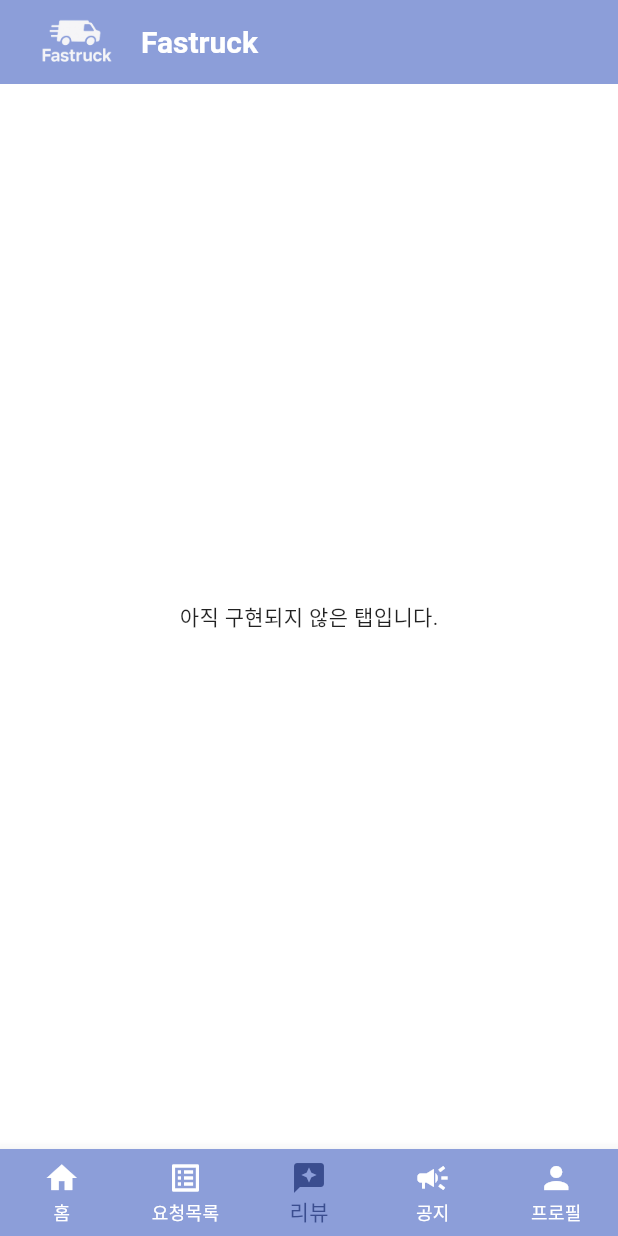
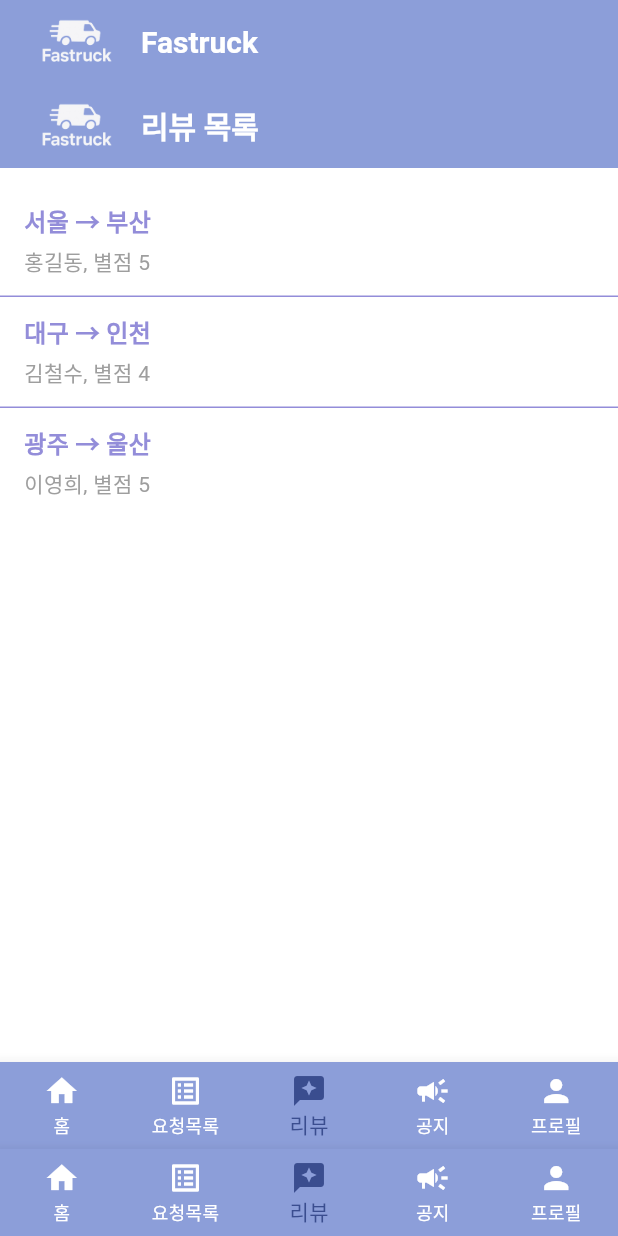
Before and after one commit to shiroHSG/Fastruck, a Flutter app: the ShipperHomePage screen opened by its route, item 3 of the bottom bar chosen, on a phone screen of 412 x 824 dp. Run offline on Flutter 3.47's test engine with Material 3 defaults, Android fonts, the light colour scheme and no system bars; our stand-ins replace shared_preferences, table_calendar; accounts and stored records are empty; Roboto replaces fonts that are missing (GowunGothic).

Commit message:
update shipper review page

```diff
--- a/src/main/flutter_app/lib/login/login_form.dart
+++ b/src/main/flutter_app/lib/login/login_form.dart
@@ -62,7 +62,7 @@ class _LoginFormState extends State<LoginForm> {
 
           if (!mounted) return;
           if (role == 'SHIPPER') {
-            Navigator.pushReplacementNamed(context, '/shipper-home');
+            Navigator.pushReplacementNamed(context, '/shipper_home');
           } else if (role == 'CARRIER') {
             Navigator.pushReplacementNamed(context, '/carrier-home');
           } else {
--- a/src/main/flutter_app/lib/main.dart
+++ b/src/main/flutter_app/lib/main.dart
@@ -1,4 +1,5 @@
 import 'package:flutter/material.dart';
+import 'package:flutter_app/shppier/shipper_review/shipper_review.dart';
 
 import 'app_theme.dart';
 import 'package:flutter_app/shppier/shipper_home/shipper_home.dart';
@@ -21,7 +22,8 @@ class MyApp extends StatelessWidget {
       home: const StartPage(),
       routes: {
         '/login': (context) => const LoginPage(),
-        '/shipper-home': (context) => const ShipperHomePage(),
+        '/shipper_home': (context) => const ShipperHomePage(),
+        '/shipper_review': (context) => const ShipperReviewPage(),
         '/carrier-home': (context) => const CarrierHomePage(),
       },
       debugShowCheckedModeBanner: false,
--- a/src/main/flutter_app/lib/shppier/shipper_home/shipper_home.dart
+++ b/src/main/flutter_app/lib/shppier/shipper_home/shipper_home.dart
@@ -1,8 +1,9 @@
 import 'package:flutter/material.dart';
-import 'package:flutter_app/shppier/shipper_home/shipper_request/shipper_request.dart';
 import '../../app_theme.dart';
 import '../../widgets/custom_app_bar.dart';
 import '../../widgets/custom_bottom_bar.dart';
+import '../shipper_request/shipper_request.dart';
+import '../shipper_review/shipper_review.dart';
 import 'shipper_home_ui.dart';
 
 
@@ -40,6 +41,8 @@ class _ShipperHomePageState extends State<ShipperHomePage> {
       );
     } else if (currentIndex == 1) {
       body = const ShipperRequestPage(); // 여기서 push 없이 body만 교체
+    } else if (currentIndex == 2) {
+      body = const ShipperReviewPage();
     } else {
       body = const Center(child: Text('아직 구현되지 않은 탭입니다.'));
     }
--- a/src/main/flutter_app/lib/shppier/shipper_home/shipper_request/request_detail.dart
+++ b/src/main/flutter_app/lib/shppier/shipper_request/request_detail.dart
@@ -1,5 +1,5 @@
 import 'package:flutter/material.dart';
-import 'package:flutter_app/shppier/shipper_home/shipper_request/request_detail_ui.dart';
+import 'package:flutter_app/shppier/shipper_request/request_detail_ui.dart';
 import '../../../widgets/custom_dialog.dart';
 
 
--- a/src/main/flutter_app/lib/shppier/shipper_home/shipper_request/shipper_request.dart
+++ b/src/main/flutter_app/lib/shppier/shipper_request/shipper_request.dart
@@ -1,6 +1,5 @@
 import 'package:flutter/material.dart';
 import '../../../app_theme.dart';
-import '../../../widgets/custom_app_bar.dart';
 import 'shipper_request_ui.dart';
 
 class ShipperRequestPage extends StatefulWidget {
--- a/src/main/flutter_app/lib/shppier/shipper_home/shipper_request/shipper_request_ui.dart
+++ b/src/main/flutter_app/lib/shppier/shipper_request/shipper_request_ui.dart
@@ -1,5 +1,5 @@
 import 'package:flutter/material.dart';
-import 'package:flutter_app/shppier/shipper_home/shipper_request/request_detail.dart';
+import 'package:flutter_app/shppier/shipper_request/request_detail.dart';
 
 import '../../../app_theme.dart';
 
--- /dev/null
+++ b/src/main/flutter_app/lib/shppier/shipper_review/shipper_review.dart
@@ -0,0 +1,105 @@
+import 'package:flutter/material.dart';
+import '../../../app_theme.dart';
+import '../../../widgets/custom_app_bar.dart';
+import '../../../widgets/custom_bottom_bar.dart';
+
+class ShipperReviewPage extends StatefulWidget {
+  const ShipperReviewPage({super.key});
+
+  @override
+  State<ShipperReviewPage> createState() => _ShipperReviewPageState();
+}
+
+class _ShipperReviewPageState extends State<ShipperReviewPage> {
+  int _selectedIndex = 2; // 리뷰 탭 인덱스
+
+  final List<Map<String, String>> reviewList = [
+    {
+      'route': '서울 → 부산',
+      'driver': '홍길동, 별점 5',
+    },
+    {
+      'route': '대구 → 인천',
+      'driver': '김철수, 별점 4',
+    },
+    {
+      'route': '광주 → 울산',
+      'driver': '이영희, 별점 5',
+    },
+  ];
+
+  void _onItemTapped(int index) {
+    if (index == _selectedIndex) return; // 현재 탭이면 아무 동작 X
+
+    setState(() {
+      _selectedIndex = index;
+    });
+
+    // 탭에 따라 라우팅 처리
+    switch (index) {
+      case 0:
+        Navigator.pushReplacementNamed(context, '/shipper_home');
+        break;
+      case 1:
+        Navigator.pushReplacementNamed(context, '/shipper_request');
+        break;
+      case 2:
+      // 현재 페이지 (리뷰) - 이동 X
+        break;
+      case 3:
+        Navigator.pushReplacementNamed(context, '/shipper_notice');
+        break;
+      case 4:
+        Navigator.pushReplacementNamed(context, '/shipper_profile');
+        break;
+    }
+  }
+
+  @override
+  Widget build(BuildContext context) {
+    return Scaffold(
+      backgroundColor: AppColors.white,
+      appBar: const CustomAppBar(title: '리뷰 목록'),
+      body: ListView.separated(
+        itemCount: reviewList.length,
+        padding: const EdgeInsets.symmetric(vertical: 12),
+        separatorBuilder: (_, __) => const Divider(
+          color: AppColors.point,
+          thickness: 1,
+          height: 1,
+        ),
+        itemBuilder: (context, index) {
+          final item = reviewList[index];
+          return Padding(
+            padding: const EdgeInsets.symmetric(horizontal: 16, vertical: 12),
+            child: Column(
+              crossAxisAlignment: CrossAxisAlignment.start,
+              children: [
+                Text(
+                  item['route'] ?? '',
+                  style: const TextStyle(
+                    color: AppColors.point,
+                    fontWeight: FontWeight.bold,
+                    fontSize: 16,
+                  ),
+                ),
+                const SizedBox(height: 4),
+                Text(
+                  item['driver'] ?? '',
+                  style: const TextStyle(
+                    color: Colors.grey,
+                    fontSize: 14,
+                  ),
+                ),
+              ],
+            ),
+          );
+        },
+      ),
+      bottomNavigationBar: CustomBottomNavigationBar(
+        currentIndex: _selectedIndex,
+        onTap: _onItemTapped,
+      ),
+    );
+  }
+}
--- a/src/main/flutter_app/lib/widgets/custom_bottom_bar.dart
+++ b/src/main/flutter_app/lib/widgets/custom_bottom_bar.dart
@@ -1,4 +1,5 @@
 import 'package:flutter/material.dart';
+
 import '../app_theme.dart';
 
 class CustomBottomNavigationBar extends StatelessWidget {
@@ -10,28 +11,6 @@ class CustomBottomNavigationBar extends StatelessWidget {
     required this.currentIndex,
     required this.onTap,
   });
-
-  void _onItemTapped(BuildContext context, int index) {
-    if (index == currentIndex) return; // 현재 탭이면 이동하지 않음
-
-    switch (index) {
-      case 0:
-        Navigator.pushReplacementNamed(context, '/shipper_home');
-        break;
-      case 1:
-        Navigator.pushReplacementNamed(context, '/shipper_request');
-        break;
-      case 2:
-        Navigator.pushReplacementNamed(context, '/shipper_review');
-        break;
-      case 3:
-        Navigator.pushReplacementNamed(context, '/shipper_notice');
-        break;
-      case 4:
-        Navigator.pushReplacementNamed(context, '/shipper_profile');
-        break;
-    }
-  }
 
   @override
   Widget build(BuildContext context) {
```
Also changed, not shown: src/main/flutter_app/lib/shppier/shipper_request/request_detail_ui.dart (renamed from src/main/flutter_app/lib/shppier/shipper_home/shipper_request/request_detail_ui.dart).
